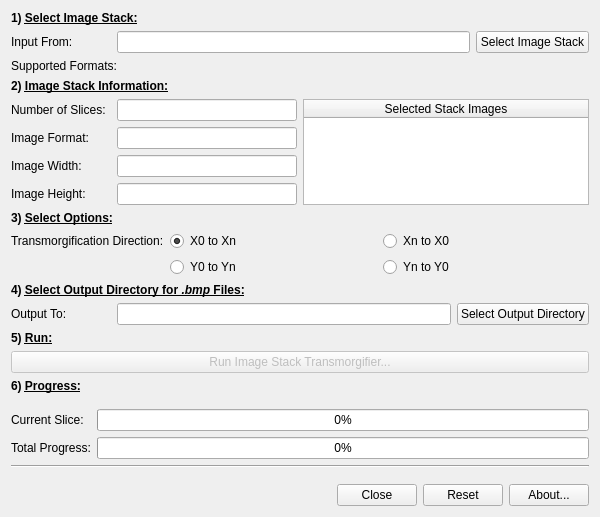
The window that mainwindow.ui (alanspencer/ImageStackTransmogrifier) describes before a commit, drawn with Qt 5.
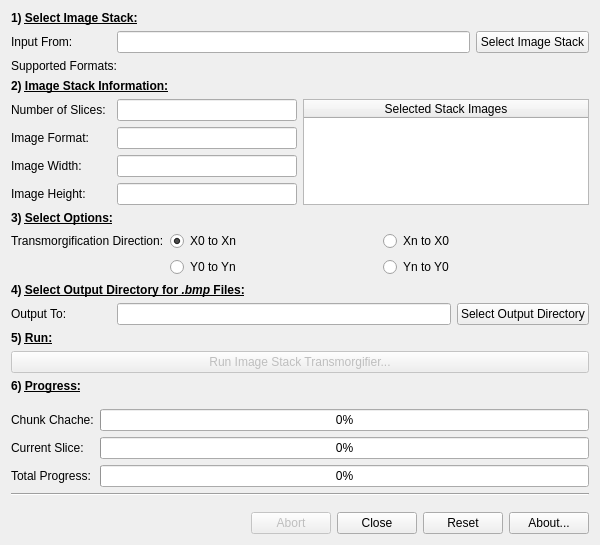
The same window after the commit.

Commit message: Experimental Chunking System

```diff
--- a/mainwindow.ui
+++ b/mainwindow.ui
@@ -310,6 +310,22 @@
        <number>10</number>
       </property>
       <item row="1" column="1">
+       <widget class="QProgressBar" name="imageProgressBar">
+        <property name="maximum">
+         <number>10000</number>
+        </property>
+        <property name="value">
+         <number>0</number>
+        </property>
+        <property name="textVisible">
+         <bool>true</bool>
+        </property>
+        <property name="format">
+         <string>%p%</string>
+        </property>
+       </widget>
+      </item>
+      <item row="2" column="1">
        <widget class="QProgressBar" name="totalProgressBar">
         <property name="enabled">
          <bool>true</bool>
@@ -334,36 +350,34 @@
         </property>
        </widget>
       </item>
-      <item row="0" column="1">
-       <widget class="QProgressBar" name="imageProgressBar">
-        <property name="maximum">
-         <number>10000</number>
-        </property>
-        <property name="value">
-         <number>0</number>
-        </property>
-        <property name="textVisible">
-         <bool>true</bool>
-        </property>
-        <property name="format">
-         <string>%p%</string>
-        </property>
-       </widget>
-      </item>
-      <item row="1" column="0">
+      <item row="2" column="0">
        <widget class="QLabel" name="label_18">
         <property name="text">
          <string>Total Progress:</string>
         </property>
        </widget>
       </item>
-      <item row="0" column="0">
+      <item row="1" column="0">
        <widget class="QLabel" name="label_17">
         <property name="text">
          <string>Current Slice:</string>
         </property>
        </widget>
       </item>
+      <item row="0" column="1">
+       <widget class="QProgressBar" name="chunkProgressBar">
+        <property name="value">
+         <number>0</number>
+        </property>
+       </widget>
+      </item>
+      <item row="0" column="0">
+       <widget class="QLabel" name="label_13">
+        <property name="text">
+         <string>Chunk Chache:</string>
+        </property>
+       </widget>
+      </item>
      </layout>
     </item>
     <item>
@@ -391,6 +405,16 @@
         </property>
        </spacer>
       </item>
+      <item>
+       <widget class="QPushButton" name="abortButton">
+        <property name="enabled">
+         <bool>false</bool>
+        </property>
+        <property name="text">
+         <string>Abort</string>
+        </property>
+       </widget>
+      </item>
       <item>
        <widget class="QPushButton" name="closeButton">
         <property name="text">
```
The commit also changes 2 other files.
